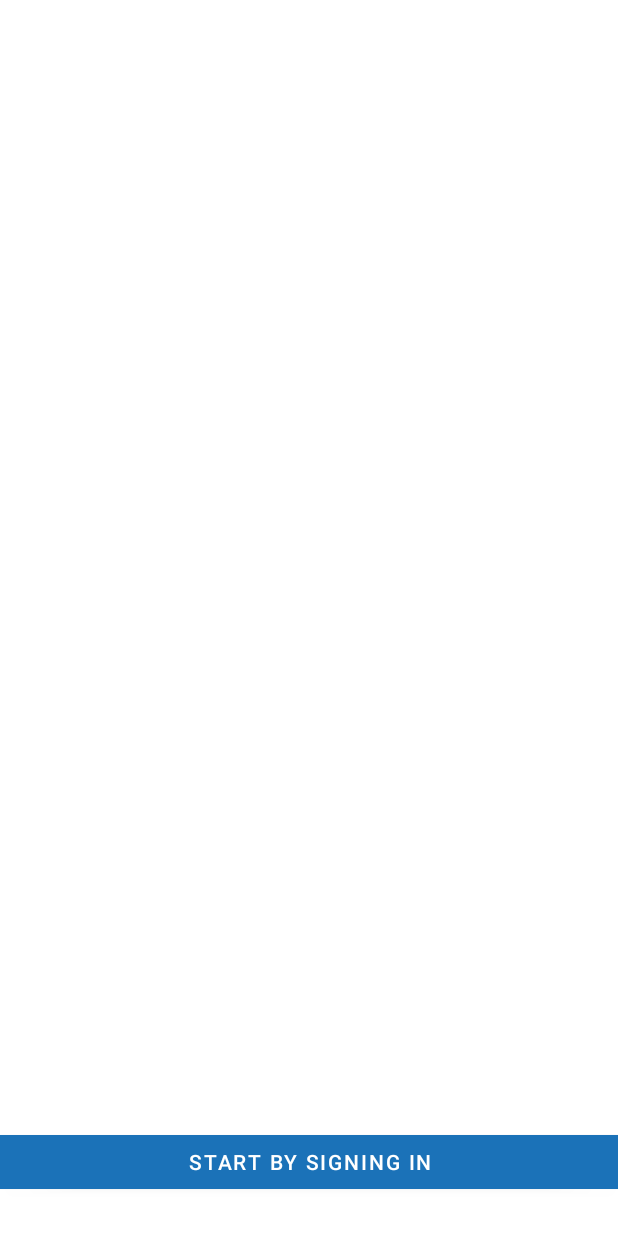
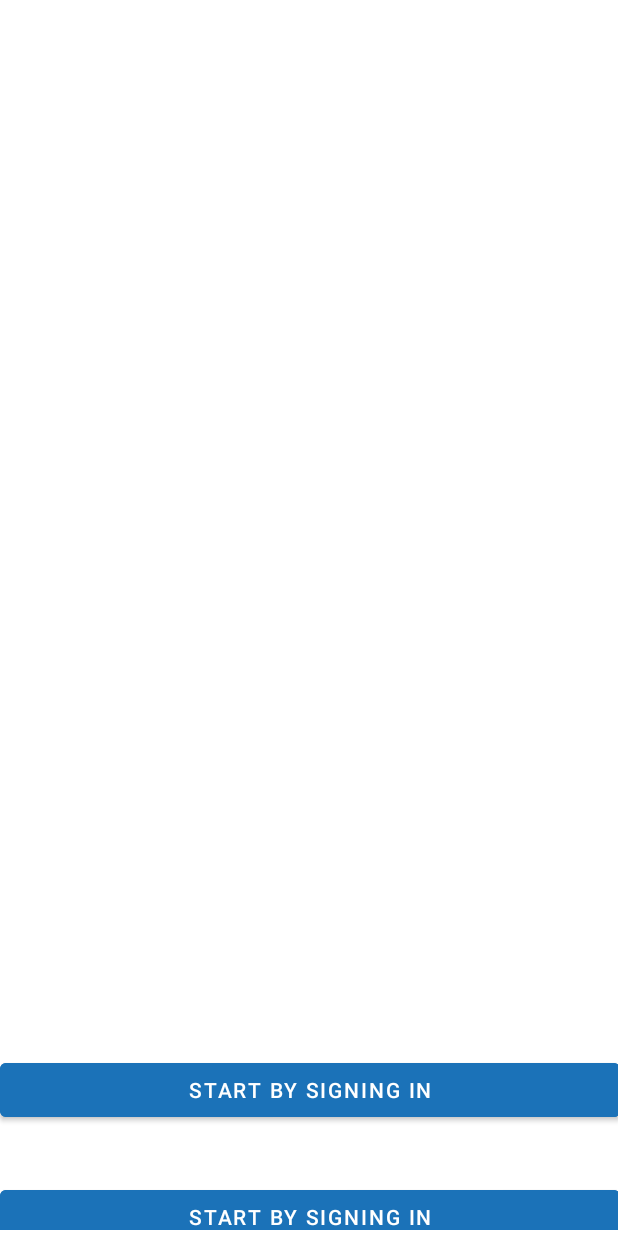
Before and after one commit to fatimaDib/TourGuide, an Android app: the screen it shows after launch (IntroActivity), on a phone screen of 412 x 824 dp. Run offline under Robolectric (Android 15) with nearby library versions, the phone set to English and light mode, and no system bars; our stand-ins replace Firebase (no records; nobody signed in at launch, a user with empty details on screens opened directly); Roboto replaces fonts that are not available here.

Commit message:
Added a button

```diff
--- a/app/src/main/res/layout/activity_intro.xml
+++ b/app/src/main/res/layout/activity_intro.xml
@@ -28,8 +28,8 @@
 
   <RelativeLayout
       android:id="@+id/relativeLayout"
-        android:layout_width="423dp"
-        android:layout_height="69dp"
+      android:layout_width="413dp"
+      android:layout_height="117dp"
       android:layout_marginBottom="4dp"
       app:layout_constraintBottom_toBottomOf="parent"
       app:layout_constraintEnd_toEndOf="parent"
@@ -41,5 +41,14 @@
         android:layout_height="wrap_content"
         android:backgroundTint="#1B72B8"
         android:text="Start By Signing In" />
+
+    <Button
+        android:id="@+id/signIn2"
+        android:layout_width="match_parent"
+        android:layout_height="wrap_content"
+        android:layout_alignParentBottom="true"
+        android:layout_marginBottom="-15dp"
+        android:backgroundTint="#1B72B8"
+        android:text="Start By Signing In" />
   </RelativeLayout>
 </androidx.constraintlayout.widget.ConstraintLayout>
```
Lines whose indentation alone changed are shown as unchanged.
